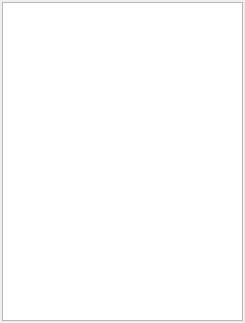
timbaker/scripted, file src/editor/metaeventdock.ui: the form before one commit.
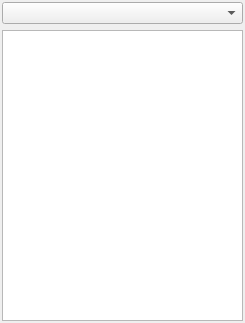
The form after the commit.

The edit to the form file:
```diff
--- a/src/editor/metaeventdock.ui
+++ b/src/editor/metaeventdock.ui
@@ -27,9 +27,12 @@
     <property name="bottomMargin">
      <number>2</number>
     </property>
-    <item row="0" column="0">
+    <item row="1" column="0">
      <widget class="QTreeView" name="treeView"/>
     </item>
+    <item row="0" column="0">
+     <widget class="QComboBox" name="dirComboBox"/>
+    </item>
    </layout>
   </widget>
  </widget>
```
